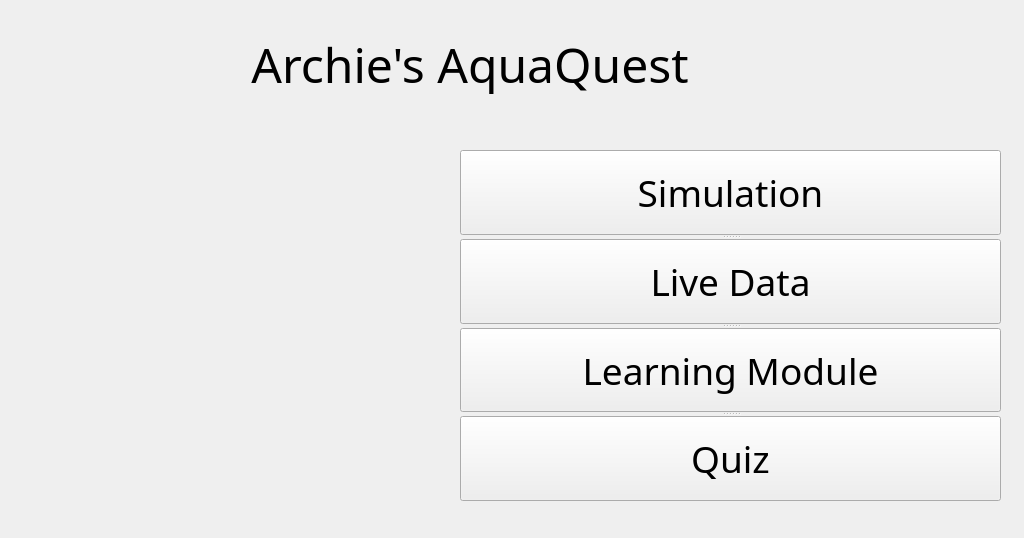
hayrayl/AquaQuestSoftware, file QtDesignerFiles/home.ui: the form before one commit.
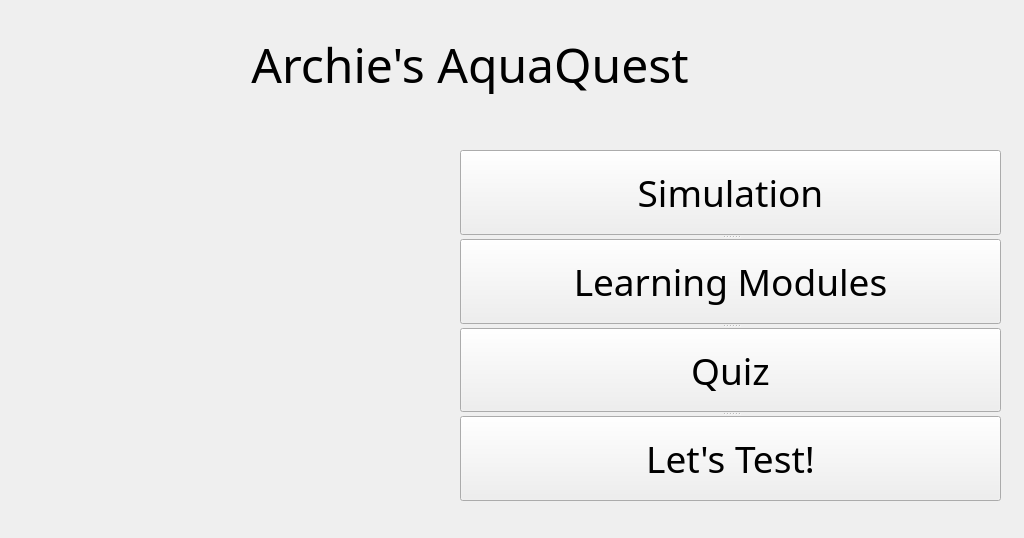
The form after the commit.

Commit message: updated the learning module

What changed in the file:
```diff
--- a/QtDesignerFiles/home.ui
+++ b/QtDesignerFiles/home.ui
@@ -50,31 +50,6 @@
      <bool>false</bool>
     </property>
    </widget>
-   <widget class="QPushButton" name="pushButton_H_LiveData">
-    <property name="font">
-     <font>
-      <family>Cooper Black</family>
-      <pointsize>28</pointsize>
-      <weight>50</weight>
-      <bold>false</bold>
-     </font>
-    </property>
-    <property name="layoutDirection">
-     <enum>Qt::LeftToRight</enum>
-    </property>
-    <property name="text">
-     <string>Live Data</string>
-    </property>
-    <property name="iconSize">
-     <size>
-      <width>16</width>
-      <height>16</height>
-     </size>
-    </property>
-    <property name="autoDefault">
-     <bool>false</bool>
-    </property>
-   </widget>
    <widget class="QPushButton" name="pushButton_H_Learn">
     <property name="font">
      <font>
@@ -88,7 +63,7 @@
      <enum>Qt::LeftToRight</enum>
     </property>
     <property name="text">
-     <string>Learning Module</string>
+     <string>Learning Modules</string>
     </property>
     <property name="iconSize">
      <size>
@@ -125,6 +100,31 @@
      <bool>false</bool>
     </property>
    </widget>
+   <widget class="QPushButton" name="pushButton_H_LiveData">
+    <property name="font">
+     <font>
+      <family>Cooper Black</family>
+      <pointsize>28</pointsize>
+      <weight>50</weight>
+      <bold>false</bold>
+     </font>
+    </property>
+    <property name="layoutDirection">
+     <enum>Qt::LeftToRight</enum>
+    </property>
+    <property name="text">
+     <string>Let's Test!</string>
+    </property>
+    <property name="iconSize">
+     <size>
+      <width>16</width>
+      <height>16</height>
+     </size>
+    </property>
+    <property name="autoDefault">
+     <bool>false</bool>
+    </property>
+   </widget>
   </widget>
   <widget class="QLabel" name="label_H_main">
    <property name="geometry">
```
The commit also changes 6 other files.
